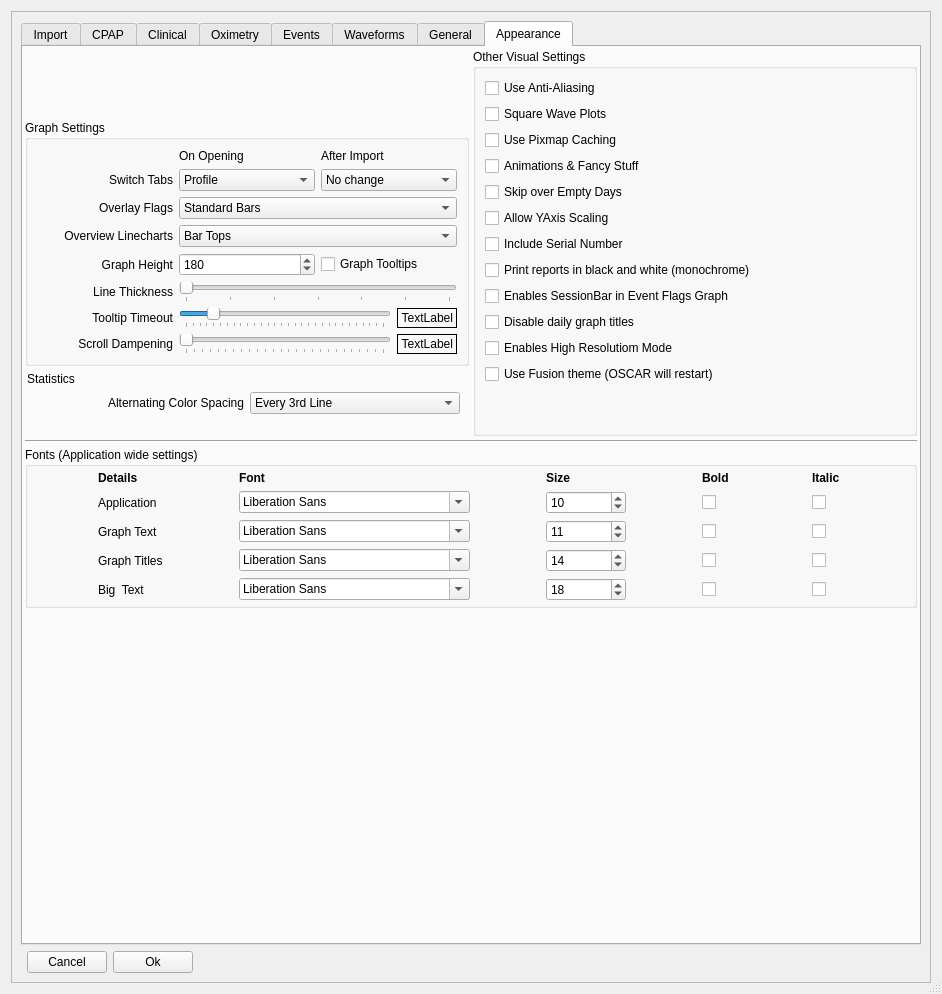
First picture: the form in oscar/preferencesdialog.ui, repository tomasohara/OSCAR-SQL, before the edit.
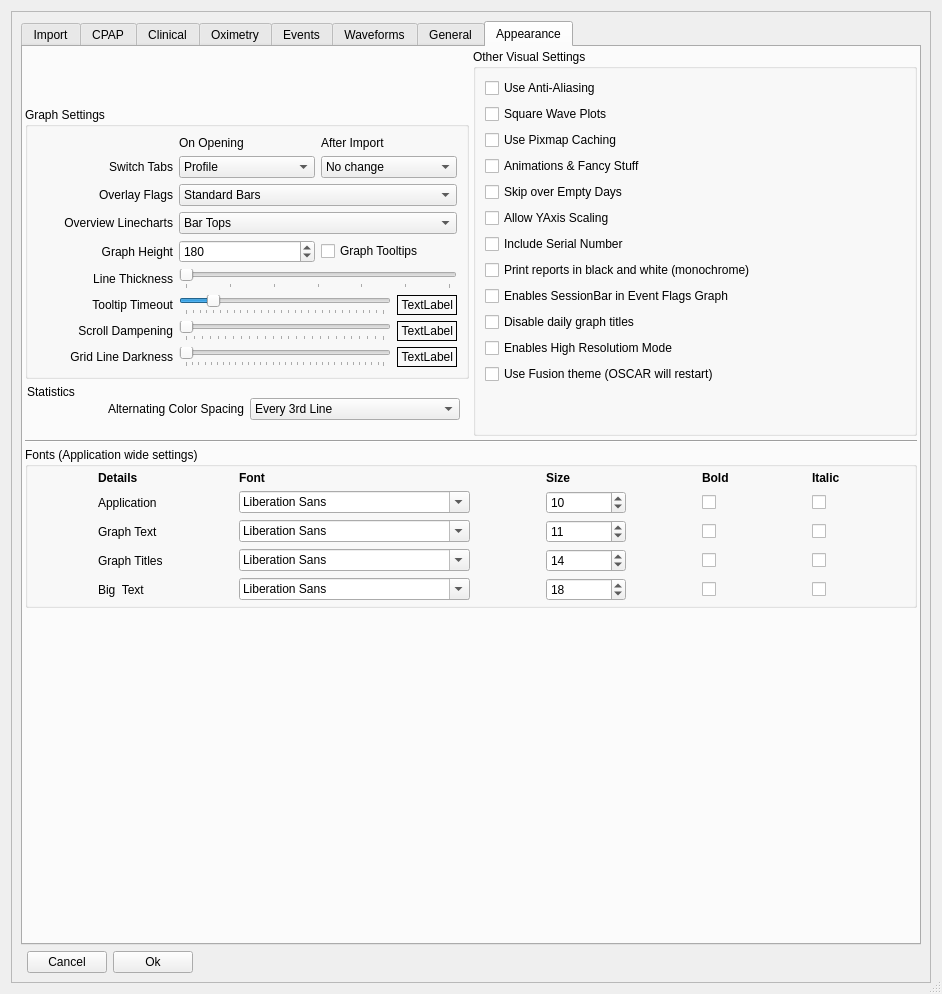
Second picture: the form after the edit. The open tabs and pages were chosen to show the change. Icons and pictures are not drawn.

Commit message: Allow user to adjust opacity of grid lines on graphs

What changed in the file:
```diff
--- a/oscar/preferencesdialog.ui
+++ b/oscar/preferencesdialog.ui
@@ -2994,6 +2994,70 @@
                      </property>
                     </widget>
                    </item>
+                   <item row="10" column="0">
+                    <widget class="QLabel" name="label_gridLineOpacity">
+                     <property name="text">
+                      <string>Grid Line Darkness</string>
+                     </property>
+                     <property name="alignment">
+                      <set>Qt::AlignRight|Qt::AlignTrailing|Qt::AlignVCenter</set>
+                     </property>
+                    </widget>
+                   </item>
+                   <item row="10" column="1" colspan="2">
+                    <layout class="QHBoxLayout" name="horizontalLayout_gridOpacity">
+                     <item>
+                      <widget class="QSlider" name="gridLineOpacitySlider">
+                       <property name="toolTip">
+                        <string>Controls the darkness of the horizontal grid lines on graphs. Higher values make the lines more visible. Default is 64.</string>
+                       </property>
+                       <property name="minimum">
+                        <number>0</number>
+                       </property>
+                       <property name="maximum">
+                        <number>255</number>
+                       </property>
+                       <property name="singleStep">
+                        <number>8</number>
+                       </property>
+                       <property name="pageStep">
+                        <number>32</number>
+                       </property>
+                       <property name="orientation">
+                        <enum>Qt::Horizontal</enum>
+                       </property>
+                       <property name="tickPosition">
+                        <enum>QSlider::TicksBelow</enum>
+                       </property>
+                      </widget>
+                     </item>
+                     <item>
+                      <widget class="QLabel" name="gridLineOpacityDisplay">
+                       <property name="sizePolicy">
+                        <sizepolicy hsizetype="Fixed" vsizetype="Preferred">
+                         <horstretch>0</horstretch>
+                         <verstretch>0</verstretch>
+                        </sizepolicy>
+                       </property>
+                       <property name="minimumSize">
+                        <size>
+                         <width>60</width>
+                         <height>0</height>
+                        </size>
+                       </property>
+                       <property name="frameShape">
+                        <enum>QFrame::Box</enum>
+                       </property>
+                       <property name="text">
+                        <string notr="true">TextLabel</string>
+                       </property>
+                       <property name="alignment">
+                        <set>Qt::AlignRight|Qt::AlignTrailing|Qt::AlignVCenter</set>
+                       </property>
+                      </widget>
+                     </item>
+                    </layout>
+                   </item>
                   </layout>
                  </widget>
                 </item>
```
The commit also changes 7 other files.
